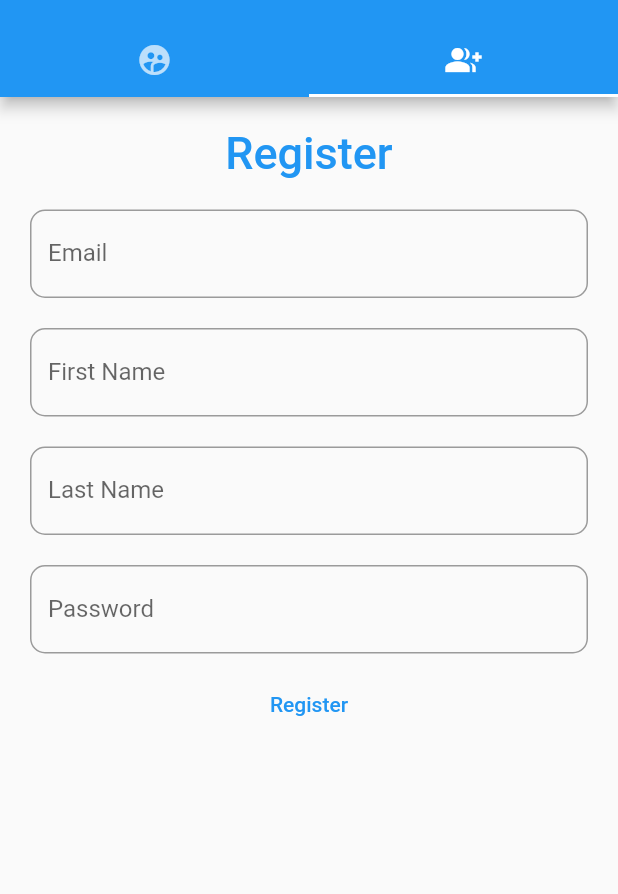
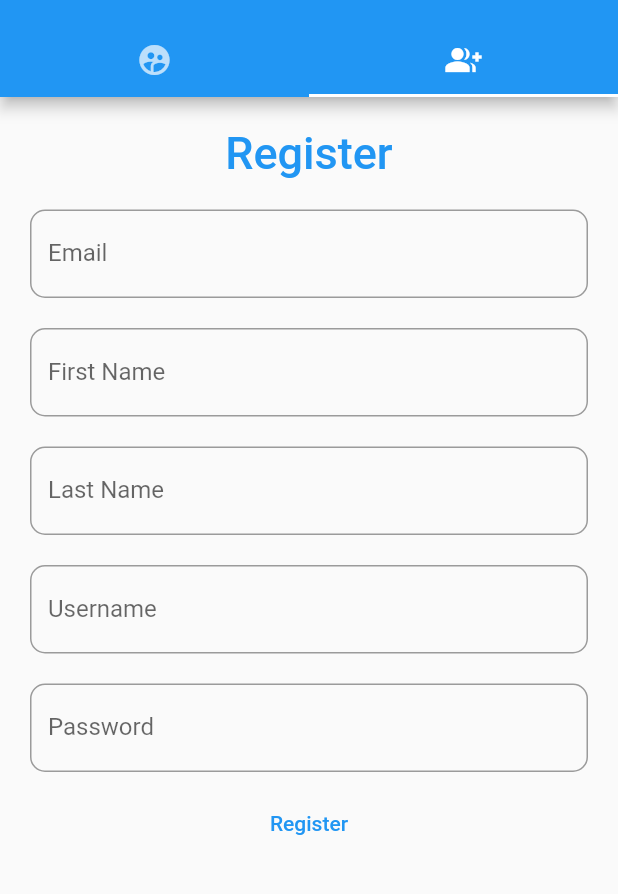
Before and after one commit to rimvydaszilinskas/organize-it-flutter, a Flutter app: the AuthenticationPage screen opened directly, tab 2 chosen, after a tap on "Register", on a phone screen of 412 x 824 dp, the part 59-953 px from its top. Run offline on Flutter 3.47's test engine with Material 2 defaults, Android fonts, the phone set to English and light mode, and no system bars; our stand-ins replace flutter_secure_storage; accounts and stored records are empty; network calls fail.

```diff
--- a/lib/app.dart
+++ b/lib/app.dart
@@ -2,6 +2,7 @@ import 'package:flutter/cupertino.dart';
 import 'package:flutter/material.dart';
 import 'package:provider/provider.dart';
 import 'package:untitled2/screens/authentication.dart';
+import 'package:untitled2/screens/event_list.dart';
 import 'package:untitled2/state/authentication.dart';
 
 MultiProvider getApp() {
@@ -32,7 +33,8 @@ class OrganizeItApp extends StatelessWidget {
                 return Column(
                   children: [
                     Consumer<AuthenticationState>(
-                      builder: (ctx, state, child) => Text("What is the state of app? ${state.authenticated}"),
+                      // builder: (ctx, state, child) => Text("What is the state of app? ${state.authenticated}"),
+                      builder: (ctx, state, child) => EventListPage(),
                     ),
                     Consumer<AuthenticationState>(
                       builder: (ctx, state, child) => TextButton(onPressed: () => state.invertState(), child: Text("Invert state")),
--- a/lib/screens/register.dart
+++ b/lib/screens/register.dart
@@ -1,5 +1,6 @@
 import 'package:flutter/cupertino.dart';
 import 'package:flutter/material.dart';
+import 'package:http/http.dart' as http;
 
 class RegisterPage extends StatefulWidget {
   @override
@@ -13,6 +14,7 @@ class _RegisterPageState extends State<RegisterPage> {
   String lastName = "";
   String email = "";
   String password = "";
+  String username = "";
 
   void _handleFirstName(String firstName) {
     this.firstName = firstName;
@@ -30,7 +32,29 @@ class _RegisterPageState extends State<RegisterPage> {
     this.password = password;
   }
 
-  void _submit() {
+  void _handleUsername(String username) {
+    this.username = username;
+  }
+
+  void _submit() async {
+    var uri = Uri.parse("http://35.158.154.65/users/register/");
+    var client = http.Client();
+
+    var response = await client.post(uri, body: {
+      "email": this.email,
+      "first_name": this.firstName,
+      "last_name": this.lastName,
+      "password": this.password,
+      "username": this.username,
+    });
+
+    if (response.statusCode != 201) {
+      print("gotten ${response.statusCode}");
+      print(response.body);
+    }
+
+    print(response.statusCode);
+
     print("$firstName, $lastName, $email, $password");
   }
 
@@ -82,6 +106,10 @@ class _RegisterPageState extends State<RegisterPage> {
           ),
           Container(
             padding: EdgeInsets.all(10.0),
+            child: GetTextField(_handleUsername, "Username", false),
+          ),
+          Container(
+            padding: EdgeInsets.all(10.0),
             child: GetTextField(_handlePassword, "Password", true),
           ),
           MaterialButton(
```
Also changed, not shown: lib/models/calendarEvent.dart (+9 -0 lines), lib/screens/event_list.dart (added, +72 -0 lines), lib/state/authentication.dart (+52 -7 lines), 1 other file.
